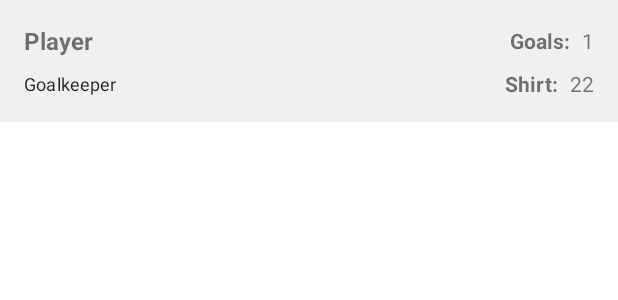
After one commit to ricardorsdev/Incrowd-Task, an Android app: the layout team_player_layout.xml on its own in the app's theme, with its tools: preview values and no code run, on a phone screen of 412 x 824 dp. The commit adds this screen. Shown: the top 300 px of the screen. Run offline under Robolectric (Android 15) with nearby library versions, the phone set to English and light mode, and no system bars.

Commit message:
feat: adding Players List layout

```diff
--- /dev/null
+++ b/app/src/main/res/layout/team_player_layout.xml
@@ -0,0 +1,78 @@
+<?xml version="1.0" encoding="utf-8"?>
+<androidx.constraintlayout.widget.ConstraintLayout xmlns:android="http://schemas.android.com/apk/res/android"
+    android:layout_width="match_parent"
+    android:layout_height="wrap_content"
+    xmlns:tools="http://schemas.android.com/tools"
+    xmlns:app="http://schemas.android.com/apk/res-auto"
+    android:background="@color/background_color"
+    android:padding="@dimen/padding_default">
+
+    <TextView
+        android:id="@+id/playerName"
+        android:layout_width="0dp"
+        android:layout_height="wrap_content"
+        android:textSize="@dimen/text_size_medium"
+        android:textStyle="bold"
+        app:layout_constraintStart_toStartOf="parent"
+        app:layout_constraintTop_toTopOf="parent"
+        app:layout_constraintEnd_toStartOf="@id/goalLabel"
+        tools:text="Player"/>
+
+    <TextView
+        android:id="@+id/playerPosition"
+        android:layout_width="0dp"
+        android:layout_height="wrap_content"
+        android:textSize="@dimen/text_size_small"
+        android:layout_marginTop="@dimen/margin_small"
+        style="@style/TextAppearance.MaterialComponents.Subtitle1"
+        app:layout_constraintStart_toStartOf="parent"
+        app:layout_constraintTop_toBottomOf="@id/playerName"
+        app:layout_constraintBottom_toBottomOf="parent"
+        app:layout_constraintEnd_toStartOf="@id/shirtLabel"
+        tools:text="Goalkeeper"/>
+
+    <TextView
+        android:id="@+id/goalCounter"
+        android:layout_width="wrap_content"
+        android:layout_height="wrap_content"
+        app:layout_constraintEnd_toEndOf="parent"
+        app:layout_constraintTop_toTopOf="@id/playerName"
+        app:layout_constraintBottom_toBottomOf="@id/playerName"
+        tools:text="1"/>
+
+    <TextView
+        android:id="@+id/goalLabel"
+        android:layout_width="wrap_content"
+        android:layout_height="wrap_content"
+        android:text="@string/goals_label"
+        android:textStyle="bold"
+        android:layout_marginEnd="@dimen/margin_small"
+        app:layout_constraintEnd_toStartOf="@id/goalCounter"
+        app:layout_constraintTop_toTopOf="@id/goalCounter"
+        app:layout_constraintBottom_toBottomOf="@id/goalCounter"/>
+
+
+    <TextView
+        android:id="@+id/shirtNumber"
+        android:layout_width="wrap_content"
+        android:layout_height="wrap_content"
+        app:layout_constraintTop_toTopOf="@id/playerPosition"
+        app:layout_constraintBottom_toBottomOf="@id/playerPosition"
+        app:layout_constraintEnd_toEndOf="parent"
+        tools:text="22"/>
+
+    <TextView
+        android:id="@+id/shirtLabel"
+        android:layout_width="wrap_content"
+        android:layout_height="wrap_content"
+        android:text="@string/shirt_label"
+        android:textStyle="bold"
+        app:layout_goneMarginEnd="@dimen/margin_small"
+        android:layout_marginEnd="@dimen/margin_small"
+        app:layout_constraintEnd_toStartOf="@id/shirtNumber"
+        app:layout_constraintTop_toTopOf="@id/shirtNumber"
+        app:layout_constraintBottom_toBottomOf="@id/shirtNumber"/>
+
+
+
+</androidx.constraintlayout.widget.ConstraintLayout>
--- a/app/src/main/res/values/dimens.xml
+++ b/app/src/main/res/values/dimens.xml
@@ -6,4 +6,5 @@
     <dimen name="padding_small">8dp</dimen>
 
     <dimen name="text_size_medium">16sp</dimen>
+    <dimen name="text_size_small">12sp</dimen>
 </resources>
--- a/app/src/main/res/values/strings.xml
+++ b/app/src/main/res/values/strings.xml
@@ -3,4 +3,6 @@
     <string name="competition_label">Competition:</string>
     <string name="season_label">Season:</string>
     <string name="date_label">Date:</string>
+    <string name="goals_label">Goals:</string>
+    <string name="shirt_label">Shirt:</string>
 </resources>
```
